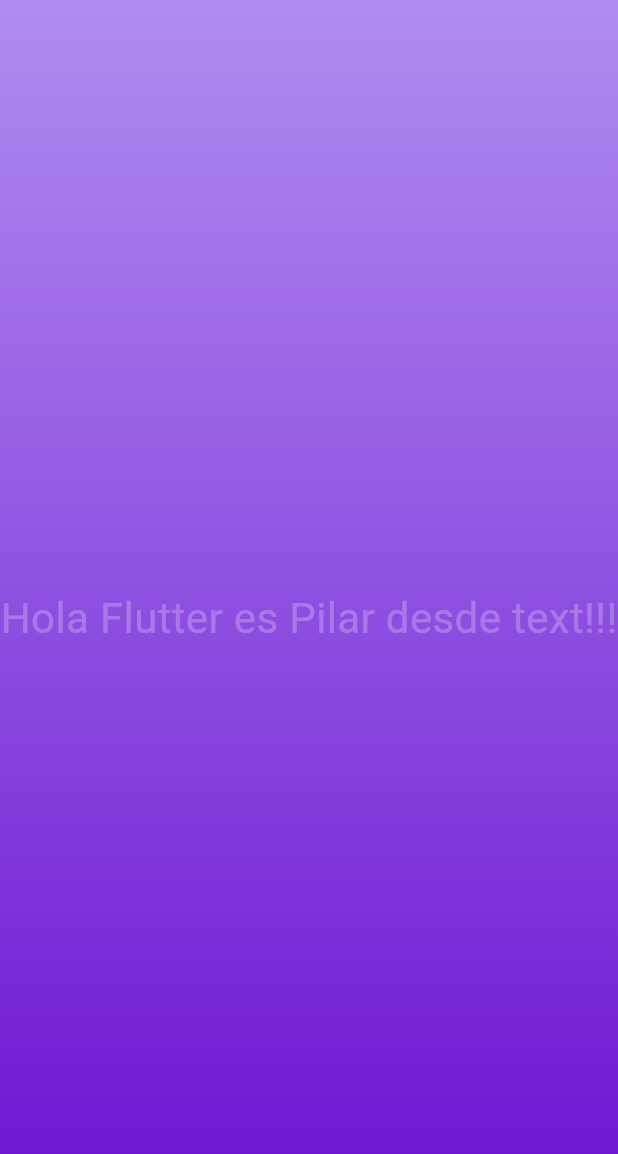
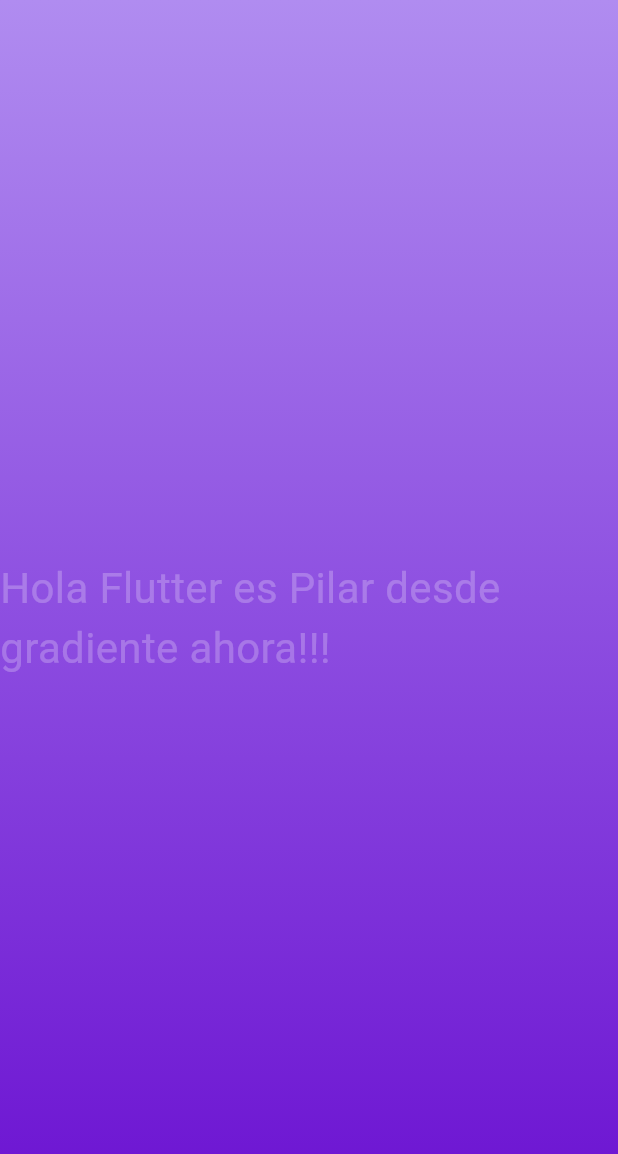
Before and after one commit to Kariakito/Flutter2Dice, a Flutter app: the screen it shows after launch, on a phone screen of 412 x 824 dp. Shown: the top 1154 px of the screen. Run offline on Flutter 3.47's test engine with Material 3 defaults, Android fonts, the phone set to English and light mode, and no system bars.

Commit message:
setting dinamic text

```diff
--- a/dice_app/lib/gradient_container.dart
+++ b/dice_app/lib/gradient_container.dart
@@ -1,17 +1,17 @@
 import 'package:flutter/material.dart';
 import 'package:dice_app/style_text.dart';
 
-var startAlignment = Alignment.topCenter;
-var endAlignment = Alignment.bottomCenter;
+const startAlignment = Alignment.topCenter;
+const endAlignment = Alignment.bottomCenter;
 
 class GradientContainer extends StatelessWidget {
   const GradientContainer({super.key});
   @override
   Widget build(context) {
     return Container(
-      decoration: BoxDecoration(
+      decoration: const BoxDecoration(
         gradient: LinearGradient(
-          colors: const [
+          colors:  [
             Color.fromARGB(255, 176, 140, 240),
             Color.fromARGB(255, 106, 16, 209),
           ],
@@ -20,7 +20,7 @@ class GradientContainer extends StatelessWidget {
         ),
       ),
       child: const Center(
-        child: StyleText(),
+        child: StyleText('Hola Flutter es Pilar desde gradiente ahora!!!'),
       ),
     );
   }
--- a/dice_app/lib/style_text.dart
+++ b/dice_app/lib/style_text.dart
@@ -1,12 +1,15 @@
 import 'package:flutter/material.dart';
 
 class StyleText extends StatelessWidget {
-const StyleText({super.key});
+const StyleText( this.text,{super.key});
+
+final String text;
+
   @override
   Widget build(context) {
-    return  const Text(
-              'Hola Flutter es Pilar desde text!!!',
-              style: TextStyle(
+    return   Text(
+              text,
+              style:  const TextStyle(
                 color: Colors.white24,
                 fontSize: 28,
               ),
```
